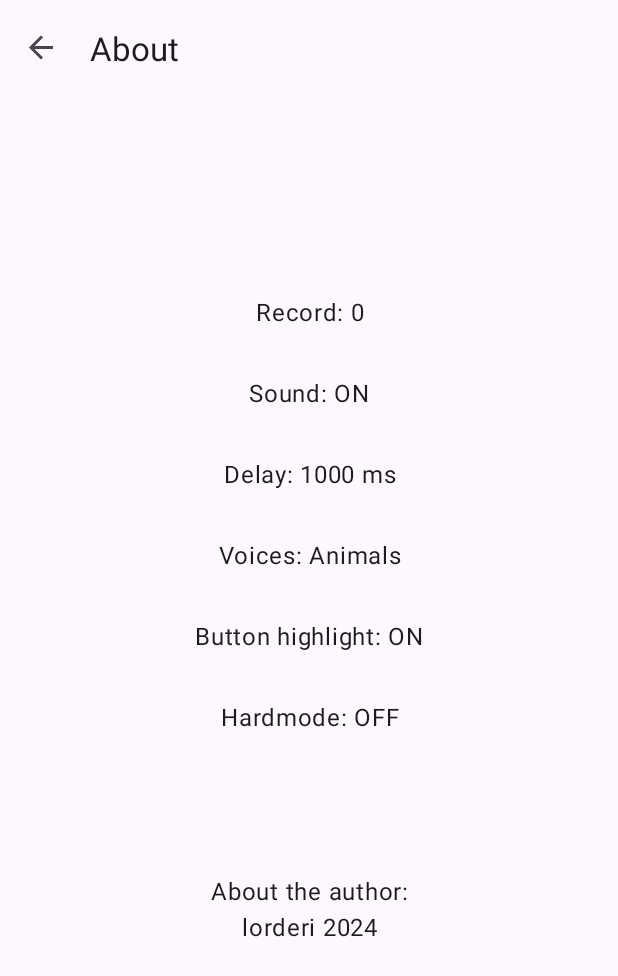
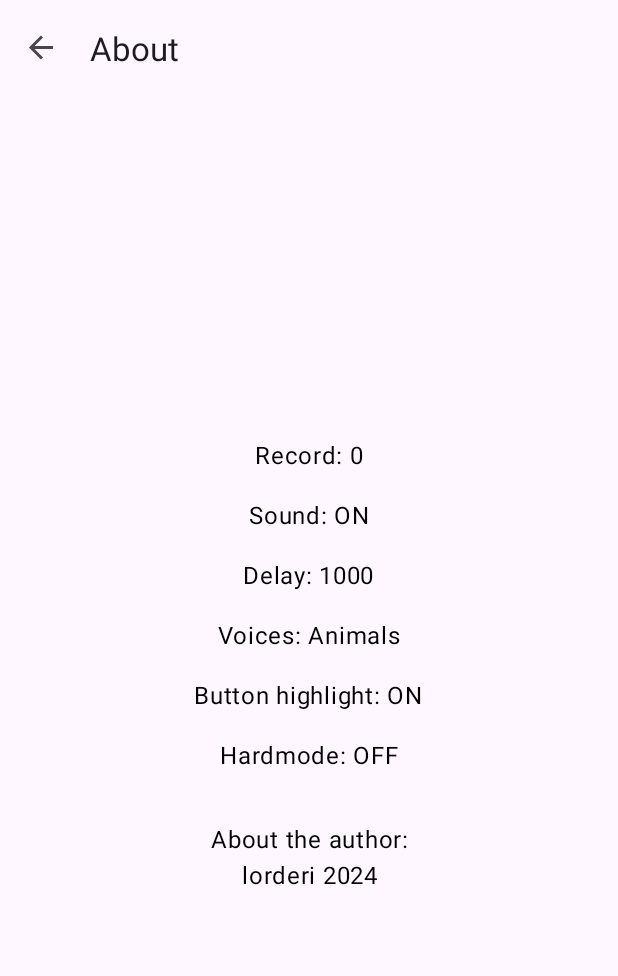
Before and after one commit to Lorderi/Sequence-Game, an Android app built with Jetpack Compose: the screen it shows after launch (MainActivity), after a tap on "ABOUT", on a phone screen of 412 x 824 dp. Shown: the top 976 px of the screen. Run offline under Robolectric (Android 15) with nearby library versions, the phone set to English and light mode, and no system bars; our stand-ins replace navigation-ui.

Commit message:
Refactor about screen to compose

```diff
--- a/app/build.gradle.kts
+++ b/app/build.gradle.kts
@@ -19,6 +19,7 @@ android {
 
     buildFeatures {
         viewBinding = true
+        compose = true
     }
 
     buildTypes {
@@ -50,6 +51,17 @@ dependencies {
     implementation(libs.androidx.activity.ktx)
     implementation(libs.androidx.navigation.fragment.ktx)
     implementation(libs.androidx.navigation.ui.ktx)
+
+    implementation(platform(libs.androidx.compose.bom))
+    implementation("androidx.compose.ui:ui")
+    implementation("androidx.compose.ui:ui-graphics")
+    implementation("androidx.compose.ui:ui-tooling-preview")
+    implementation("androidx.compose.material3:material3")
+    implementation("androidx.compose.material:material")
+    implementation(libs.androidx.lifecycle.viewmodel.compose)
+    debugImplementation("androidx.compose.ui:ui-tooling")
+    debugImplementation("androidx.compose.ui:ui-test-manifest")
+
     testImplementation(libs.junit)
     androidTestImplementation(libs.androidx.junit)
     androidTestImplementation(libs.androidx.espresso.core)
--- a/app/src/main/java/ru/lorderi/sequencegame/fragment/AboutFragment.kt
+++ b/app/src/main/java/ru/lorderi/sequencegame/fragment/AboutFragment.kt
@@ -6,14 +6,13 @@ import android.os.Bundle
 import android.view.LayoutInflater
 import android.view.View
 import android.view.ViewGroup
+import androidx.compose.ui.platform.ComposeView
 import androidx.fragment.app.Fragment
 import androidx.fragment.app.activityViewModels
-import ru.lorderi.sequencegame.R
-import ru.lorderi.sequencegame.databinding.AboutFragmentBinding
 import ru.lorderi.sequencegame.fragment.PlayFragment.Companion.RECORD
 import ru.lorderi.sequencegame.fragment.PlayFragment.Companion.RECORD_VALUE
-import ru.lorderi.sequencegame.plate.PlateUiState
-import ru.lorderi.sequencegame.plate.SoundThemesTypes
+import ru.lorderi.sequencegame.theme.ComposeAppTheme
+import ru.lorderi.sequencegame.ui.AboutScreen
 import ru.lorderi.sequencegame.viewmodel.PlatesViewModel
 
 class AboutFragment : Fragment() {
@@ -22,17 +21,21 @@ class AboutFragment : Fragment() {
         container: ViewGroup?,
         savedInstanceState: Bundle?
     ): View {
-        val binding = AboutFragmentBinding.inflate(inflater, container, false)
-
         val preferences = requireContext().getSharedPreferences(RECORD, Context.MODE_PRIVATE)
 
         val platesViewModel by activityViewModels<PlatesViewModel>()
 
         readRecord(preferences, platesViewModel)
 
-        bindAbout(platesViewModel.uiState.value, binding)
+        val view = ComposeView(requireContext()).apply {
+            setContent {
+                ComposeAppTheme {
+                    AboutScreen(platesViewModel = platesViewModel)
+                }
+            }
+        }
 
-        return binding.root
+        return view
     }
 
     private fun readRecord(
@@ -42,41 +45,4 @@ class AboutFragment : Fragment() {
         val record = preferences.getInt(RECORD_VALUE, 0)
         platesViewModel.setRecord(record)
     }
-
-    private fun bindAbout(
-        plateUiState: PlateUiState,
-        binding: AboutFragmentBinding
-    ) {
-        binding.record.text =
-            getText(R.string.record_value_text).toString().format(plateUiState.record)
-        if (plateUiState.hardMode) {
-            binding.hardmode.setText(R.string.hardmode_text_on)
-        } else {
-            binding.hardmode.setText(R.string.hardmode_text_off)
-        }
-        if (plateUiState.highlight) {
-            binding.highlight.setText(R.string.button_highlight_on)
-        } else {
-            binding.highlight.setText(R.string.button_highlight_off)
-        }
-        if (plateUiState.sound) {
-            binding.sound.setText(R.string.sound_on)
-        } else {
-            binding.sound.setText(R.string.sound_off)
-        }
-        binding.delay.text =
-            getText(R.string.delay_value_label).toString().format(plateUiState.delayMilliseconds)
-
-        val voicesLabel = when (plateUiState.soundThemes) {
-            SoundThemesTypes.Piano -> {
-                "Piano"
-            }
-
-            SoundThemesTypes.Animals -> {
-                "Animals"
-            }
-        }
-        binding.voices.text =
-            getText(R.string.voices_value_label).toString().format(voicesLabel)
-    }
 }
--- /dev/null
+++ b/app/src/main/java/ru/lorderi/sequencegame/theme/Color.kt
@@ -0,0 +1,11 @@
+package ru.lorderi.sequencegame.theme
+
+import androidx.compose.ui.graphics.Color
+
+val Purple80 = Color(0xFFD0BCFF)
+val PurpleGrey80 = Color(0xFFCCC2DC)
+val Pink80 = Color(0xFFEFB8C8)
+
+val Purple40 = Color(0xFF6650a4)
+val PurpleGrey40 = Color(0xFF625b71)
+val Pink40 = Color(0xFF7D5260)
--- /dev/null
+++ b/app/src/main/java/ru/lorderi/sequencegame/theme/Theme.kt
@@ -0,0 +1,78 @@
+package ru.lorderi.sequencegame.theme
+
+import android.app.Activity
+import android.content.Context
+import android.content.ContextWrapper
+import android.os.Build
+import androidx.compose.foundation.isSystemInDarkTheme
+import androidx.compose.material3.MaterialTheme
+import androidx.compose.material3.darkColorScheme
+import androidx.compose.material3.dynamicDarkColorScheme
+import androidx.compose.material3.dynamicLightColorScheme
+import androidx.compose.material3.lightColorScheme
+import androidx.compose.runtime.Composable
+import androidx.compose.runtime.SideEffect
+import androidx.compose.ui.graphics.toArgb
+import androidx.compose.ui.platform.LocalContext
+import androidx.compose.ui.platform.LocalView
+import androidx.core.view.WindowCompat
+
+private val DarkColorScheme = darkColorScheme(
+    primary = Purple80,
+    secondary = PurpleGrey80,
+    tertiary = Pink80,
+)
+
+private val LightColorScheme = lightColorScheme(
+    primary = Purple40,
+    secondary = PurpleGrey40,
+    tertiary = Pink40
+
+    /* Other default colors to override
+    background = Color(0xFFFFFBFE),
+    surface = Color(0xFFFFFBFE),
+    onPrimary = Color.White,
+    onSecondary = Color.White,
+    onTertiary = Color.White,
+    onBackground = Color(0xFF1C1B1F),
+    onSurface = Color(0xFF1C1B1F),
+    */
+)
+
+@Composable
+fun ComposeAppTheme(
+    darkTheme: Boolean = isSystemInDarkTheme(),
+    // Dynamic color is available on Android 12+
+    dynamicColor: Boolean = true,
+    content: @Composable () -> Unit
+) {
+    val colorScheme = when {
+        dynamicColor && Build.VERSION.SDK_INT >= Build.VERSION_CODES.S -> {
+            val context = LocalContext.current
+            if (darkTheme) dynamicDarkColorScheme(context) else dynamicLightColorScheme(context)
+        }
+
+        darkTheme -> DarkColorScheme
+        else -> LightColorScheme
+    }
+    val view = LocalView.current
+    if (!view.isInEditMode) {
+        SideEffect {
+            var context: Context = view.context
+            while (context is ContextWrapper) {
+                if (context is Activity) break
+                context = context.baseContext
+            }
+
+            val window = (context as Activity).window
+            window.statusBarColor = colorScheme.primary.toArgb()
+            WindowCompat.getInsetsController(window, view).isAppearanceLightStatusBars = darkTheme
+        }
+    }
+
+    MaterialTheme(
+        colorScheme = colorScheme,
+        typography = Typography,
+        content = content
+    )
+}
--- /dev/null
+++ b/app/src/main/java/ru/lorderi/sequencegame/theme/Type.kt
@@ -0,0 +1,34 @@
+package ru.lorderi.sequencegame.theme
+
+import androidx.compose.material3.Typography
+import androidx.compose.ui.text.TextStyle
+import androidx.compose.ui.text.font.FontFamily
+import androidx.compose.ui.text.font.FontWeight
+import androidx.compose.ui.unit.sp
+
+// Set of Material typography styles to start with
+val Typography = Typography(
+    bodyLarge = TextStyle(
+        fontFamily = FontFamily.Default,
+        fontWeight = FontWeight.Normal,
+        fontSize = 16.sp,
+        lineHeight = 24.sp,
+        letterSpacing = 0.5.sp
+    )
+    /* Other default text styles to override
+    titleLarge = TextStyle(
+        fontFamily = FontFamily.Default,
+        fontWeight = FontWeight.Normal,
+        fontSize = 22.sp,
+        lineHeight = 28.sp,
+        letterSpacing = 0.sp
+    ),
+    labelSmall = TextStyle(
+        fontFamily = FontFamily.Default,
+        fontWeight = FontWeight.Medium,
+        fontSize = 11.sp,
+        lineHeight = 16.sp,
+        letterSpacing = 0.5.sp
+    )
+    */
+)
--- /dev/null
+++ b/app/src/main/java/ru/lorderi/sequencegame/ui/AboutScreen.kt
@@ -0,0 +1,87 @@
+package ru.lorderi.sequencegame.ui
+
+import android.content.res.Configuration
+import androidx.compose.foundation.layout.Arrangement
+import androidx.compose.foundation.layout.Column
+import androidx.compose.foundation.layout.Spacer
+import androidx.compose.foundation.layout.fillMaxSize
+import androidx.compose.foundation.layout.height
+import androidx.compose.foundation.layout.padding
+import androidx.compose.material3.Text
+import androidx.compose.runtime.Composable
+import androidx.compose.runtime.collectAsState
+import androidx.compose.runtime.getValue
+import androidx.compose.ui.Alignment
+import androidx.compose.ui.Modifier
+import androidx.compose.ui.text.style.TextAlign
+import androidx.compose.ui.tooling.preview.Preview
+import androidx.compose.ui.unit.dp
+import androidx.lifecycle.viewmodel.compose.viewModel
+import ru.lorderi.sequencegame.viewmodel.PlatesViewModel
+
+@Composable
+fun AboutScreen(
+    modifier: Modifier = Modifier,
+    platesViewModel: PlatesViewModel = viewModel(),
+) {
+    val plate by platesViewModel.uiState.collectAsState()
+
+    Column(
+        modifier
+            .fillMaxSize()
+            .padding(vertical = 16.dp),
+        horizontalAlignment = Alignment.CenterHorizontally,
+        verticalArrangement = Arrangement.Center
+    ) {
+        Text(text = "Record: ${plate.record}", modifier = Modifier.padding(bottom = 16.dp))
+
+        Text(
+            text = "Sound: ${getEnableLabel(plate.sound)}",
+            modifier = Modifier.padding(bottom = 16.dp)
+        )
+        Text(
+            text = "Delay: ${plate.delayMilliseconds}",
+            modifier = Modifier.padding(bottom = 16.dp)
+        )
+        Text(text = "Voices: ${plate.soundThemes}", modifier = Modifier.padding(bottom = 16.dp))
+
+        Text(
+            text = "Button highlight: ${getEnableLabel(plate.highlight)}",
+            modifier = Modifier.padding(bottom = 16.dp)
+        )
+        Text(text = "Hardmode: ${getEnableLabel(plate.hardMode)}")
+        Spacer(modifier = Modifier.height(32.dp))
+        Text(text = "About the author:\nlorderi 2024", textAlign = TextAlign.Center)
+    }
+}
+
+fun getEnableLabel(state: Boolean): String {
+    val value = if (state) {
+        "ON"
+    } else {
+        "OFF"
+    }
+    return value
+}
+
+@Preview(
+    showSystemUi = true, showBackground = true,
+    device = "id:pixel_3a"
+)
+@Composable
+fun AboutScreenPreview() {
+    AboutScreen(
+        platesViewModel = PlatesViewModel()
+    )
+}
+
+@Preview(
+    uiMode = Configuration.UI_MODE_NIGHT_YES, showSystemUi = true, showBackground = true,
+    device = "id:pixel_3a"
+)
+@Composable
+fun AboutScreenPreviewDark() {
+    AboutScreen(
+        platesViewModel = PlatesViewModel()
+    )
+}
--- /dev/null
+++ b/app/src/main/java/ru/lorderi/sequencegame/ui/PlayScreen.kt
@@ -0,0 +1,4 @@
+package ru.lorderi.sequencegame.ui
+
+fun PlayScreen() {
+}
--- /dev/null
+++ b/app/src/main/java/ru/lorderi/sequencegame/ui/SettingsScreen.kt
@@ -0,0 +1,4 @@
+package ru.lorderi.sequencegame.ui
+
+fun SettingsScreen() {
+}
--- /dev/null
+++ b/app/src/main/java/ru/lorderi/sequencegame/ui/StartScreen.kt
@@ -0,0 +1,4 @@
+package ru.lorderi.sequencegame.ui
+
+fun StartScreen() {
+}
--- /dev/null
+++ b/app/src/main/java/ru/lorderi/sequencegame/ui/ToolbarScreen.kt
@@ -0,0 +1,4 @@
+package ru.lorderi.sequencegame.ui
+
+fun ToolbarScreen() {
+}
--- a/gradle/libs.versions.toml
+++ b/gradle/libs.versions.toml
@@ -1,7 +1,8 @@
 [versions]
 activityKtx = "1.8.2"
 agp = "8.3.0"
-kotlin = "1.9.0"
+composeBom = "2024.04.01"
+kotlin = "1.7.20"
 coreKtx = "1.12.0"
 junit = "4.13.2"
 junitVersion = "1.1.5"
@@ -15,7 +16,9 @@ navigationUiKtx = "2.7.7"
 
 [libraries]
 androidx-activity-ktx = { module = "androidx.activity:activity-ktx", version.ref = "activityKtx" }
+androidx-compose-bom = { module = "androidx.compose:compose-bom", version.ref = "composeBom" }
 androidx-core-ktx = { group = "androidx.core", name = "core-ktx", version.ref = "coreKtx" }
+androidx-lifecycle-viewmodel-compose = { module = "androidx.lifecycle:lifecycle-viewmodel-compose", version.ref = "lifecycleViewmodelKtx" }
 androidx-lifecycle-viewmodel-ktx = { module = "androidx.lifecycle:lifecycle-viewmodel-ktx", version.ref = "lifecycleViewmodelKtx" }
 androidx-navigation-fragment-ktx = { module = "androidx.navigation:navigation-fragment-ktx", version.ref = "navigationUiKtx" }
 androidx-navigation-ui-ktx = { module = "androidx.navigation:navigation-ui-ktx", version.ref = "navigationUiKtx" }
```
